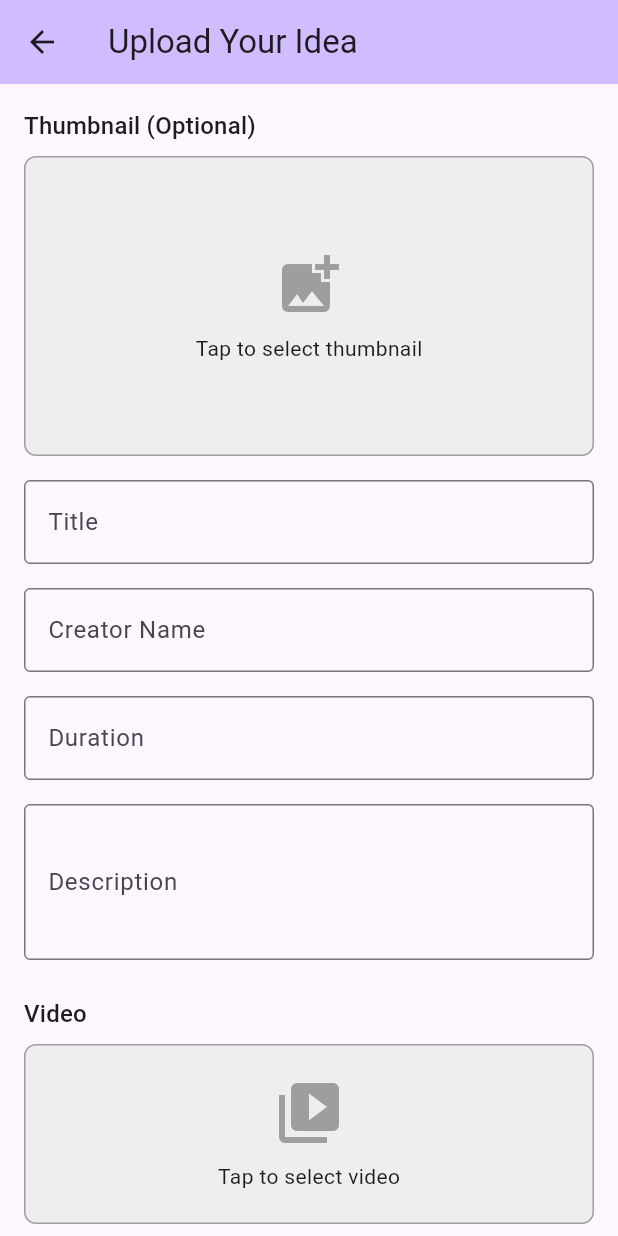
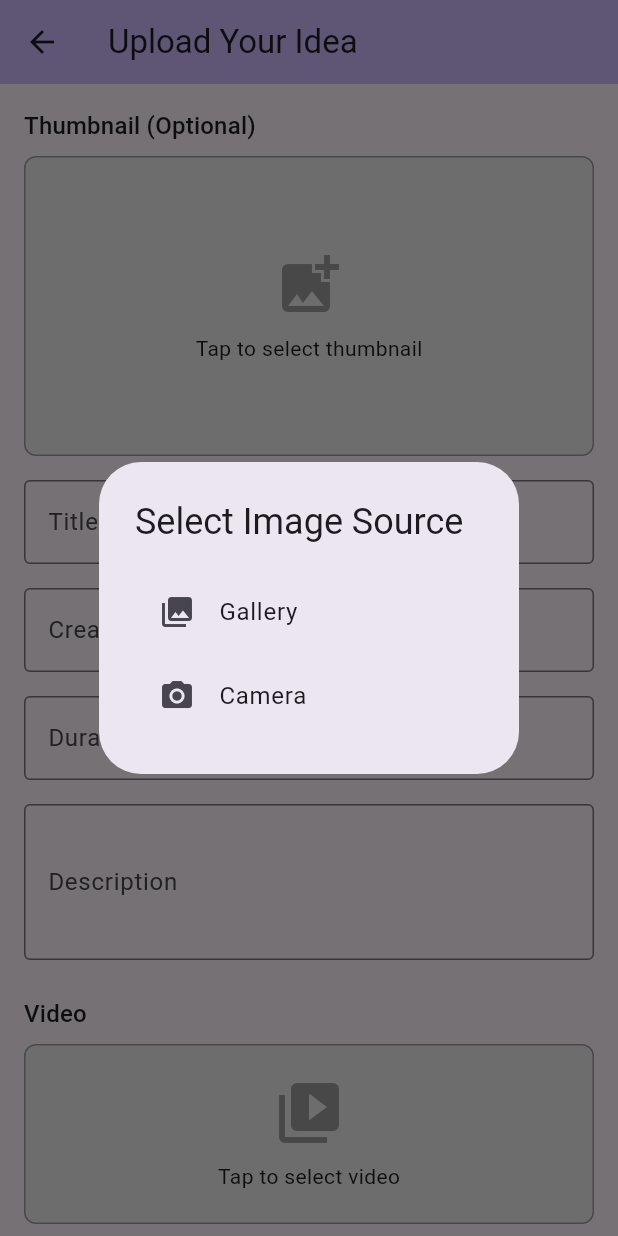
Before and after one commit to sakshamsri4/biftech, a Flutter app: the UploadVideoView screen opened directly, after a tap on "Tap to select video", on a phone screen of 412 x 824 dp. Run offline on Flutter 3.47's test engine with Material 3 defaults, Android fonts, the phone set to English and light mode, and no system bars; our stand-ins replace bloc, cached_network_image, equatable, flutter_bloc, formz, hive and 3 more; missing offline and left inert: neopop; accounts and stored records are empty; generated files the repository leaves out were written again.

Commit message:
fix: add proper permissions and error handling for image_picker

```diff
--- a/lib/features/video_feed/view/upload_video_page.dart
+++ b/lib/features/video_feed/view/upload_video_page.dart
@@ -60,8 +60,12 @@ class _UploadVideoViewState extends State<UploadVideoView> {
 
   Future<void> _pickThumbnail() async {
     try {
+      // Show a dialog to choose between camera and gallery
+      final source = await _showImageSourceDialog();
+      if (source == null) return;
+
       final pickedFile = await _imagePicker.pickImage(
-        source: ImageSource.gallery,
+        source: source,
         imageQuality: 70,
       );
 
@@ -75,13 +79,43 @@ class _UploadVideoViewState extends State<UploadVideoView> {
       setState(() {
         _thumbnailError = 'Failed to pick image: $e';
       });
+      // Show a more user-friendly error message
+      _showPermissionErrorDialog('image');
     }
+  }
+
+  Future<ImageSource?> _showImageSourceDialog() async {
+    return showDialog<ImageSource>(
+      context: context,
+      builder: (context) => AlertDialog(
+        title: const Text('Select Image Source'),
+        content: Column(
+          mainAxisSize: MainAxisSize.min,
+          children: [
+            ListTile(
+              leading: const Icon(Icons.photo_library),
+              title: const Text('Gallery'),
+              onTap: () => Navigator.of(context).pop(ImageSource.gallery),
+            ),
+            ListTile(
+              leading: const Icon(Icons.camera_alt),
+              title: const Text('Camera'),
+              onTap: () => Navigator.of(context).pop(ImageSource.camera),
+            ),
+          ],
+        ),
+      ),
+    );
   }
 
   Future<void> _pickVideo() async {
     try {
+      // Show a dialog to choose between camera and gallery
+      final source = await _showImageSourceDialog();
+      if (source == null) return;
+
       final pickedFile = await _imagePicker.pickVideo(
-        source: ImageSource.gallery,
+        source: source,
         maxDuration: const Duration(minutes: 10),
       );
 
@@ -95,7 +129,31 @@ class _UploadVideoViewState extends State<UploadVideoView> {
       setState(() {
         _videoError = 'Failed to pick video: $e';
       });
+      // Show a more user-friendly error message
+      _showPermissionErrorDialog('video');
     }
+  }
+
+  void _showPermissionErrorDialog(String mediaType) {
+    if (!mounted) return;
+
+    showDialog<void>(
+      context: context,
+      builder: (context) => AlertDialog(
+        title: const Text('Permission Required'),
+        content: Text(
+          'To select a $mediaType, this app needs permission '
+          'to access your media. Please go to your device settings '
+          'and grant permission for camera and storage.',
+        ),
+        actions: [
+          TextButton(
+            onPressed: () => Navigator.of(context).pop(),
+            child: const Text('OK'),
+          ),
+        ],
+      ),
+    );
   }
 
   Future<void> _submitForm() async {
@@ -109,6 +167,9 @@ class _UploadVideoViewState extends State<UploadVideoView> {
       });
       return;
     }
+
+    // Get the cubit before setting state and starting async operations
+    final cubit = context.read<VideoFeedCubit>();
 
     setState(() {
       _isUploading = true;
@@ -135,9 +196,6 @@ class _UploadVideoViewState extends State<UploadVideoView> {
         duration: _durationController.text,
         publishedAt: DateTime.now().toIso8601String(),
       );
-
-      // Get the cubit before the async gap
-      final cubit = context.read<VideoFeedCubit>();
 
       // Add the video to the feed
       await cubit.addNewVideo(newVideo);
```
Also changed, not shown: 2 other files.
